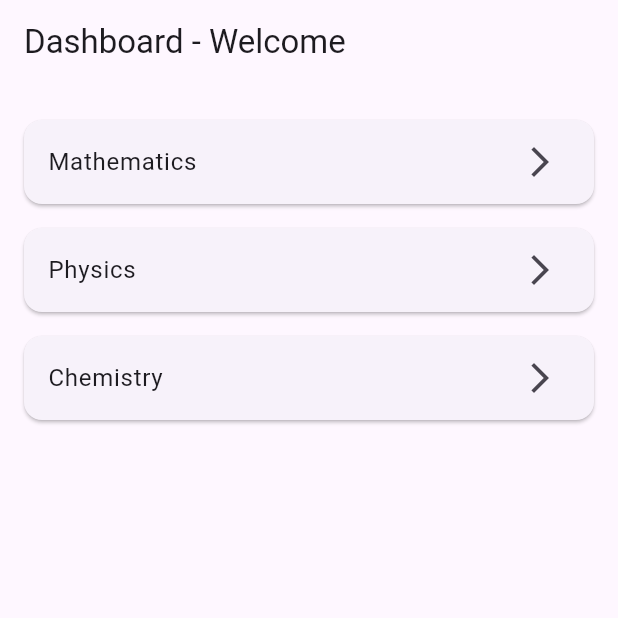
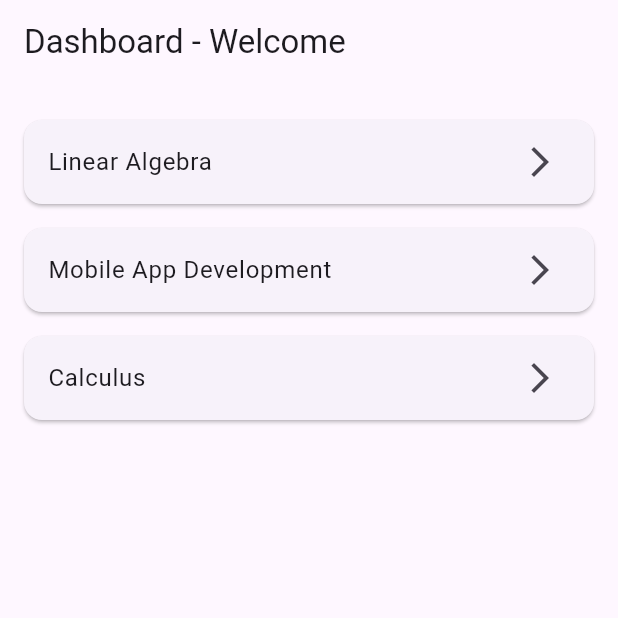
Before and after one commit to Lennox23cyphher/blackboxai-1746016370097, a Flutter app: the DashboardPage screen opened directly with empty values, on a phone screen of 412 x 824 dp, the top half of it. Run offline on Flutter 3.47's test engine with Material 3 defaults, Android fonts, the phone set to English and light mode, and no system bars; our stand-ins replace sqflite; accounts and stored records are empty.

Commit message:
Add lib/pages/dashboard_page.dart 1746018180050

```diff
--- a/lib/pages/dashboard_page.dart
+++ b/lib/pages/dashboard_page.dart
@@ -8,16 +8,16 @@ class DashboardPage extends StatelessWidget {
 
   final List<Map<String, String>> courses = [
     {
-      'title': 'Mathematics',
-      'content': 'Mathematics reading material: Algebra, Calculus, Geometry...',
+      'title': 'Linear Algebra',
+      'content': 'Linear Algebra reading material: Vector spaces, Matrices, Eigenvalues...',
     },
     {
-      'title': 'Physics',
-      'content': 'Physics reading material: Mechanics, Thermodynamics, Optics...',
+      'title': 'Mobile App Development',
+      'content': 'Mobile App Development reading material: Flutter, Dart, UI design, State management...',
     },
     {
-      'title': 'Chemistry',
-      'content': 'Chemistry reading material: Organic, Inorganic, Physical Chemistry...',
+      'title': 'Calculus',
+      'content': 'Calculus reading material: Limits, Derivatives, Integrals, Series...',
     },
   ];
 
```
